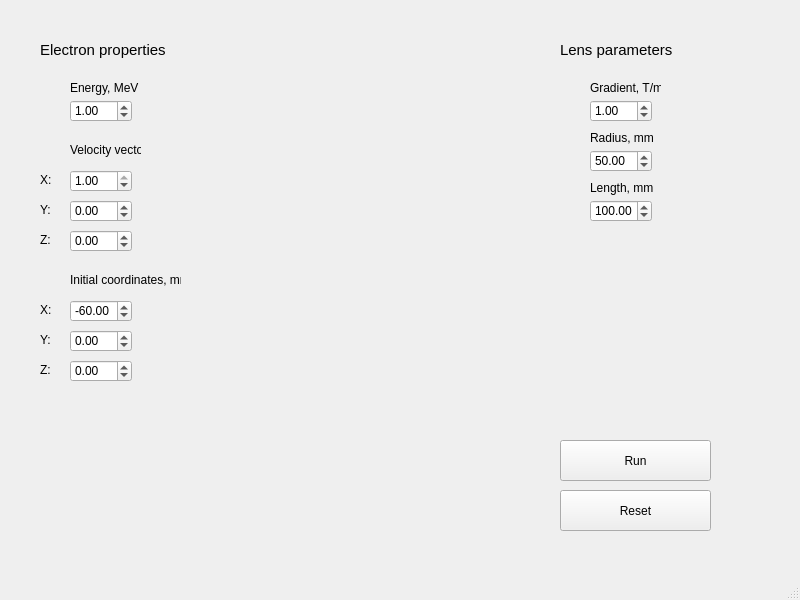
Before: the Qt Designer form ui/mainWindow.ui in OlegSkazatov/QuadrupoleLens, drawn with Qt 5.
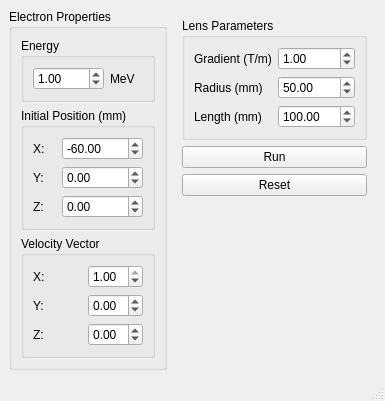
After: the same form once the commit is applied.

Commit message: Added window scaling

Patch:
```diff
--- a/ui/mainWindow.ui
+++ b/ui/mainWindow.ui
@@ -2,27 +2,25 @@
 <ui version="4.0">
  <class>MainWindow</class>
  <widget class="QMainWindow" name="MainWindow">
-  <property name="geometry">
-   <rect>
-    <x>0</x>
-    <y>0</y>
-    <width>800</width>
-    <height>600</height>
-   </rect>
-  </property>
   <property name="windowTitle">
    <string>MainWindow</string>
   </property>
   <widget class="QWidget" name="centralwidget">
+   <layout class="QHBoxLayout" name="horizontalLayout">
+    <item>
+     <widget class="QGroupBox" name="electronGroup">
+      <property name="title">
+       <string>Electron Properties</string>
+      </property>
+      <layout class="QVBoxLayout" name="verticalLayout">
+       <item>
+        <widget class="QGroupBox" name="energyGroup">
+         <property name="title">
+          <string>Energy</string>
+         </property>
+         <layout class="QHBoxLayout" name="horizontalLayout_2">
+          <item>
    <widget class="QDoubleSpinBox" name="energySpinBox">
-    <property name="geometry">
-     <rect>
-      <x>70</x>
-      <y>100</y>
-      <width>62</width>
-      <height>22</height>
-     </rect>
-    </property>
     <property name="minimum">
      <double>0.010000000000000</double>
     </property>
@@ -33,217 +31,196 @@
      <double>1.000000000000000</double>
     </property>
    </widget>
+          </item>
+          <item>
    <widget class="QLabel" name="label">
-    <property name="geometry">
-     <rect>
-      <x>70</x>
-      <y>80</y>
-      <width>71</width>
-      <height>16</height>
-     </rect>
-    </property>
     <property name="text">
-     <string>Energy, MeV</string>
-    </property>
-   </widget>
-   <widget class="QLabel" name="label_2">
-    <property name="geometry">
-     <rect>
-      <x>70</x>
-      <y>140</y>
-      <width>71</width>
-      <height>20</height>
-     </rect>
-    </property>
+             <string>MeV</string>
+            </property>
+           </widget>
+          </item>
+         </layout>
+        </widget>
+       </item>
+       <item>
+        <widget class="QGroupBox" name="positionGroup">
+         <property name="title">
+          <string>Initial Position (mm)</string>
+         </property>
+         <layout class="QGridLayout" name="gridLayout">
+          <item row="0" column="0">
+           <widget class="QLabel" name="label_12">
     <property name="text">
-     <string>Velocity vector</string>
-    </property>
-   </widget>
-   <widget class="QDoubleSpinBox" name="dirXSpinBox">
-    <property name="geometry">
-     <rect>
-      <x>70</x>
-      <y>170</y>
-      <width>62</width>
-      <height>22</height>
-     </rect>
-    </property>
+             <string>X:</string>
+            </property>
+           </widget>
+          </item>
+          <item row="0" column="1">
+           <widget class="QDoubleSpinBox" name="posXSpinBox">
     <property name="minimum">
-     <double>-1.000000000000000</double>
+             <double>-10000.000000000000000</double>
     </property>
     <property name="maximum">
-     <double>1.000000000000000</double>
-    </property>
-    <property name="singleStep">
-     <double>0.010000000000000</double>
-    </property>
+             <double>10000.000000000000000</double>
+            </property>
     <property name="value">
-     <double>1.000000000000000</double>
-    </property>
-   </widget>
-   <widget class="QDoubleSpinBox" name="dirYSpinBox">
-    <property name="geometry">
-     <rect>
-      <x>70</x>
-      <y>200</y>
-      <width>62</width>
-      <height>22</height>
-     </rect>
-    </property>
+             <double>-60.000000000000000</double>
+            </property>
+           </widget>
+          </item>
+          <item row="1" column="0">
+           <widget class="QLabel" name="label_13">
+            <property name="text">
+             <string>Y:</string>
+            </property>
+           </widget>
+          </item>
+          <item row="1" column="1">
+           <widget class="QDoubleSpinBox" name="posYSpinBox">
     <property name="minimum">
-     <double>-1.000000000000000</double>
+             <double>-10000.000000000000000</double>
     </property>
     <property name="maximum">
-     <double>1.000000000000000</double>
-    </property>
-    <property name="singleStep">
-     <double>0.010000000000000</double>
-    </property>
+             <double>10000.000000000000000</double>
+            </property>
     <property name="value">
      <double>0.000000000000000</double>
     </property>
    </widget>
-   <widget class="QDoubleSpinBox" name="dirZSpinBox">
-    <property name="geometry">
-     <rect>
-      <x>70</x>
-      <y>230</y>
-      <width>62</width>
-      <height>22</height>
-     </rect>
-    </property>
+          </item>
+          <item row="2" column="0">
+           <widget class="QLabel" name="label_14">
+            <property name="text">
+             <string>Z:</string>
+            </property>
+           </widget>
+          </item>
+          <item row="2" column="1">
+           <widget class="QDoubleSpinBox" name="posZSpinBox">
     <property name="minimum">
-     <double>-1.000000000000000</double>
+             <double>-10000.000000000000000</double>
     </property>
     <property name="maximum">
-     <double>1.000000000000000</double>
-    </property>
-    <property name="singleStep">
-     <double>0.010000000000000</double>
-    </property>
+             <double>10000.000000000000000</double>
+            </property>
     <property name="value">
      <double>0.000000000000000</double>
     </property>
    </widget>
+          </item>
+         </layout>
+        </widget>
+       </item>
+       <item>
+        <widget class="QGroupBox" name="velocityGroup">
+         <property name="title">
+          <string>Velocity Vector</string>
+         </property>
+         <layout class="QGridLayout" name="gridLayout_2">
+          <item row="0" column="0">
    <widget class="QLabel" name="label_3">
-    <property name="geometry">
-     <rect>
-      <x>40</x>
-      <y>170</y>
-      <width>16</width>
-      <height>20</height>
-     </rect>
-    </property>
     <property name="text">
      <string>X:</string>
     </property>
    </widget>
+          </item>
+          <item row="0" column="1">
+           <widget class="QDoubleSpinBox" name="dirXSpinBox">
+            <property name="minimum">
+             <double>-1.000000000000000</double>
+            </property>
+            <property name="maximum">
+             <double>1.000000000000000</double>
+            </property>
+            <property name="value">
+             <double>1.000000000000000</double>
+            </property>
+           </widget>
+          </item>
+          <item row="1" column="0">
    <widget class="QLabel" name="label_4">
-    <property name="geometry">
-     <rect>
-      <x>40</x>
-      <y>200</y>
-      <width>16</width>
-      <height>20</height>
-     </rect>
-    </property>
     <property name="text">
      <string>Y:</string>
     </property>
    </widget>
+          </item>
+          <item row="1" column="1">
+           <widget class="QDoubleSpinBox" name="dirYSpinBox">
+            <property name="minimum">
+             <double>-1.000000000000000</double>
+            </property>
+            <property name="maximum">
+             <double>1.000000000000000</double>
+            </property>
+            <property name="value">
+             <double>0.000000000000000</double>
+            </property>
+           </widget>
+          </item>
+          <item row="2" column="0">
    <widget class="QLabel" name="label_5">
-    <property name="geometry">
-     <rect>
-      <x>40</x>
-      <y>230</y>
-      <width>16</width>
-      <height>20</height>
-     </rect>
-    </property>
     <property name="text">
      <string>Z:</string>
     </property>
    </widget>
-   <widget class="QLabel" name="label_6">
-    <property name="geometry">
-     <rect>
-      <x>40</x>
-      <y>40</y>
-      <width>131</width>
-      <height>21</height>
-     </rect>
-    </property>
-    <property name="text">
-     <string>&lt;html&gt;&lt;head/&gt;&lt;body&gt;&lt;p&gt;&lt;span style=&quot; font-size:11pt;&quot;&gt;Electron properties&lt;/span&gt;&lt;/p&gt;&lt;/body&gt;&lt;/html&gt;</string>
-    </property>
-   </widget>
-   <widget class="QLabel" name="label_7">
-    <property name="geometry">
-     <rect>
-      <x>560</x>
-      <y>40</y>
-      <width>131</width>
-      <height>21</height>
-     </rect>
-    </property>
-    <property name="text">
-     <string>&lt;html&gt;&lt;head/&gt;&lt;body&gt;&lt;p&gt;&lt;span style=&quot; font-size:11pt;&quot;&gt;Lens parameters&lt;/span&gt;&lt;/p&gt;&lt;/body&gt;&lt;/html&gt;</string>
-    </property>
-   </widget>
-   <widget class="QDoubleSpinBox" name="gradientSpinBox">
-    <property name="geometry">
-     <rect>
-      <x>590</x>
-      <y>100</y>
-      <width>62</width>
-      <height>22</height>
-     </rect>
-    </property>
+          </item>
+          <item row="2" column="1">
+           <widget class="QDoubleSpinBox" name="dirZSpinBox">
     <property name="minimum">
-     <double>0.010000000000000</double>
+             <double>-1.000000000000000</double>
     </property>
     <property name="maximum">
-     <double>1000.000000000000000</double>
-    </property>
-    <property name="value">
      <double>1.000000000000000</double>
     </property>
-   </widget>
+            <property name="value">
+             <double>0.000000000000000</double>
+            </property>
+           </widget>
+          </item>
+         </layout>
+        </widget>
+       </item>
+      </layout>
+     </widget>
+    </item>
+    <item>
+     <widget class="QWidget" name="rightPanel">
+      <layout class="QVBoxLayout" name="verticalLayout_2">
+       <item>
+        <widget class="QGroupBox" name="lensGroup">
+         <property name="title">
+          <string>Lens Parameters</string>
+         </property>
+         <layout class="QGridLayout" name="gridLayout_3">
+          <item row="0" column="0">
    <widget class="QLabel" name="label_8">
-    <property name="geometry">
-     <rect>
-      <x>590</x>
-      <y>80</y>
-      <width>71</width>
-      <height>16</height>
-     </rect>
-    </property>
     <property name="text">
-     <string>Gradient, T/m</string>
-    </property>
-   </widget>
+             <string>Gradient (T/m)</string>
+            </property>
+           </widget>
+          </item>
+          <item row="0" column="1">
+           <widget class="QDoubleSpinBox" name="gradientSpinBox">
+            <property name="minimum">
+             <double>0.010000000000000</double>
+            </property>
+            <property name="maximum">
+             <double>1000.000000000000000</double>
+            </property>
+            <property name="value">
+             <double>1.000000000000000</double>
+            </property>
+           </widget>
+          </item>
+          <item row="1" column="0">
    <widget class="QLabel" name="label_9">
-    <property name="geometry">
-     <rect>
-      <x>590</x>
-      <y>130</y>
-      <width>71</width>
-      <height>16</height>
-     </rect>
-    </property>
     <property name="text">
-     <string>Radius, mm</string>
-    </property>
-   </widget>
+             <string>Radius (mm)</string>
+            </property>
+           </widget>
+          </item>
+          <item row="1" column="1">
    <widget class="QDoubleSpinBox" name="radiusSpinBox">
-    <property name="geometry">
-     <rect>
-      <x>590</x>
-      <y>150</y>
-      <width>62</width>
-      <height>22</height>
-     </rect>
-    </property>
     <property name="minimum">
      <double>0.000000000000000</double>
     </property>
@@ -254,15 +231,16 @@
      <double>50.000000000000000</double>
     </property>
    </widget>
+          </item>
+          <item row="2" column="0">
+           <widget class="QLabel" name="label_10">
+            <property name="text">
+             <string>Length (mm)</string>
+            </property>
+           </widget>
+          </item>
+          <item row="2" column="1">
    <widget class="QDoubleSpinBox" name="lengthSpinBox">
-    <property name="geometry">
-     <rect>
-      <x>590</x>
-      <y>200</y>
-      <width>62</width>
-      <height>22</height>
-     </rect>
-    </property>
     <property name="minimum">
      <double>0.000000000000000</double>
     </property>
@@ -273,163 +251,45 @@
      <double>100.000000000000000</double>
     </property>
    </widget>
-   <widget class="QLabel" name="label_10">
-    <property name="geometry">
-     <rect>
-      <x>590</x>
-      <y>180</y>
-      <width>71</width>
-      <height>16</height>
-     </rect>
-    </property>
-    <property name="text">
-     <string>Length, mm</string>
-    </property>
-   </widget>
+          </item>
+         </layout>
+        </widget>
+       </item>
+       <item>
+        <layout class="QVBoxLayout" name="verticalLayout_3">
+         <item>
    <widget class="QPushButton" name="runButton">
-    <property name="geometry">
-     <rect>
-      <x>560</x>
-      <y>440</y>
-      <width>151</width>
-      <height>41</height>
-     </rect>
-    </property>
     <property name="text">
      <string>Run</string>
     </property>
    </widget>
+         </item>
+         <item>
    <widget class="QPushButton" name="resetButton">
-    <property name="geometry">
-     <rect>
-      <x>560</x>
-      <y>490</y>
-      <width>151</width>
-      <height>41</height>
-     </rect>
-    </property>
     <property name="text">
      <string>Reset</string>
     </property>
    </widget>
-   <widget class="QLabel" name="label_11">
-    <property name="geometry">
-     <rect>
-      <x>70</x>
-      <y>270</y>
-      <width>111</width>
-      <height>20</height>
-     </rect>
-    </property>
-    <property name="text">
-     <string>Initial coordinates, mm</string>
-    </property>
-   </widget>
-   <widget class="QDoubleSpinBox" name="posXSpinBox">
-    <property name="geometry">
-     <rect>
-      <x>70</x>
-      <y>300</y>
-      <width>62</width>
-      <height>22</height>
-     </rect>
-    </property>
-    <property name="minimum">
-     <double>-10000.000000000000000</double>
-    </property>
-    <property name="maximum">
-     <double>10000.000000000000000</double>
-    </property>
-    <property name="singleStep">
-     <double>0.010000000000000</double>
-    </property>
-    <property name="value">
-     <double>-60.000000000000000</double>
-    </property>
-   </widget>
-   <widget class="QDoubleSpinBox" name="posZSpinBox">
-    <property name="geometry">
-     <rect>
-      <x>70</x>
-      <y>360</y>
-      <width>62</width>
-      <height>22</height>
-     </rect>
-    </property>
-    <property name="minimum">
-     <double>-10000.000000000000000</double>
-    </property>
-    <property name="maximum">
-     <double>10000.000000000000000</double>
-    </property>
-    <property name="singleStep">
-     <double>0.010000000000000</double>
-    </property>
-    <property name="value">
-     <double>0.000000000000000</double>
-    </property>
-   </widget>
-   <widget class="QDoubleSpinBox" name="posYSpinBox">
-    <property name="geometry">
-     <rect>
-      <x>70</x>
-      <y>330</y>
-      <width>62</width>
-      <height>22</height>
-     </rect>
-    </property>
-    <property name="minimum">
-     <double>-10000.000000000000000</double>
-    </property>
-    <property name="maximum">
-     <double>10000.000000000000000</double>
-    </property>
-    <property name="singleStep">
-     <double>0.010000000000000</double>
-    </property>
-    <property name="value">
-     <double>0.000000000000000</double>
-    </property>
-   </widget>
-   <widget class="QLabel" name="label_12">
-    <property name="geometry">
-     <rect>
-      <x>40</x>
-      <y>300</y>
-      <width>16</width>
-      <height>20</height>
-     </rect>
-    </property>
-    <property name="text">
-     <string>X:</string>
-    </property>
-   </widget>
-   <widget class="QLabel" name="label_13">
-    <property name="geometry">
-     <rect>
-      <x>40</x>
-      <y>330</y>
-      <width>16</width>
-      <height>20</height>
-     </rect>
-    </property>
-    <property name="text">
-     <string>Y:</string>
-    </property>
-   </widget>
-   <widget class="QLabel" name="label_14">
-    <property name="geometry">
-     <rect>
-      <x>40</x>
-      <y>360</y>
-      <width>16</width>
-      <height>20</height>
-     </rect>
-    </property>
-    <property name="text">
-     <string>Z:</string>
-    </property>
-   </widget>
+         </item>
+         <item>
+          <spacer name="verticalSpacer">
+           <property name="orientation">
+            <enum>Qt::Vertical</enum>
+           </property>
+           <property name="sizeHint" stdset="0">
+            <size>
+             <width>20</width>
+             <height>40</height>
+            </size>
+           </property>
+          </spacer>
+         </item>
+        </layout>
+       </item>
+      </layout>
+     </widget>
+    </item>
+   </layout>
   </widget>
   <widget class="QMenuBar" name="menubar">
    <property name="geometry">
```
Left out of the diff: 2 changed lines with no effect on the pictures. Lines whose indentation alone changed are shown as unchanged.
